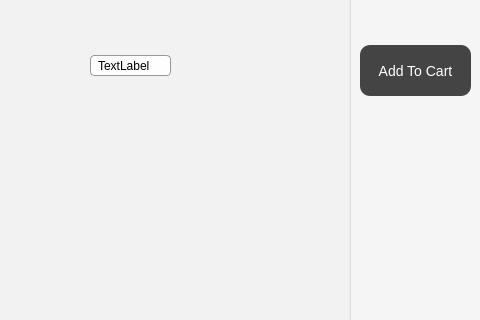
This is src/product_list.ui in TheActualSanny/product-manager as Qt 5 draws it before an edit; both pictures show x 320 to 800 and y 195 to 515 of the 800 by 600 pixel window. The edited form follows.
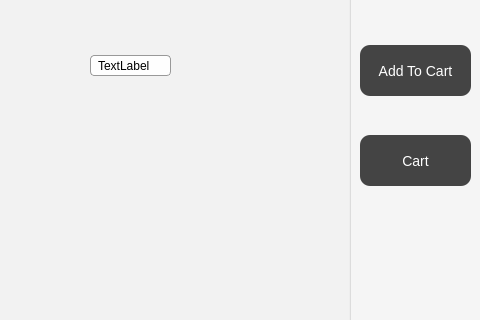
This is the edited form.

Diff of the .ui file:
```diff
--- a/src/product_list.ui
+++ b/src/product_list.ui
@@ -144,6 +144,38 @@
      </property>
     </widget>
    </widget>
+   <widget class="QPushButton" name="gotoCart">
+    <property name="geometry">
+     <rect>
+      <x>680</x>
+      <y>330</y>
+      <width>111</width>
+      <height>51</height>
+     </rect>
+    </property>
+    <property name="styleSheet">
+     <string notr="true">QPushButton {
+    background-color: #444;         /* Default color (dark gray) */
+    color: white;
+    font-size: 14px;
+    padding: 8px 16px;
+    border: none;
+    border-radius: 10px;            /* Rounded corners */
+}
+
+QPushButton:hover {
+    background-color: cyan;         /* Cyan on hover */
+    color: black;                   /* Optional: change text color on hover */
+}
+
+QPushButton:pressed {
+    background-color: #00aaaa;      /* Slightly darker cyan when clicked */
+}</string>
+    </property>
+    <property name="text">
+     <string>Cart</string>
+    </property>
+   </widget>
   </widget>
   <widget class="QMenuBar" name="menubar">
    <property name="geometry">
```
